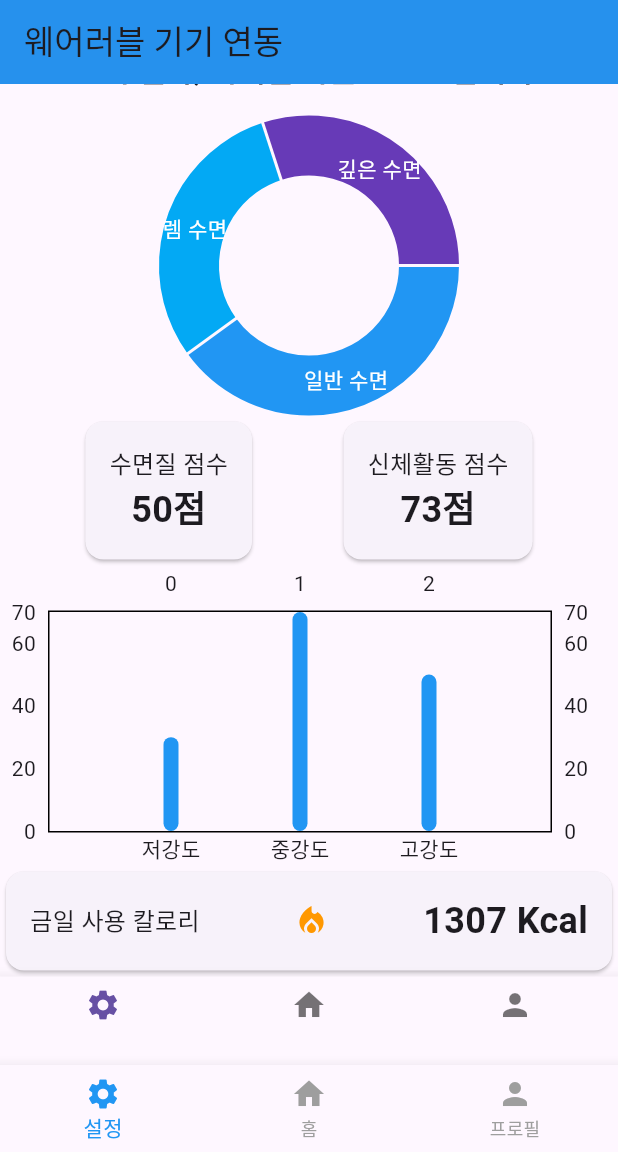
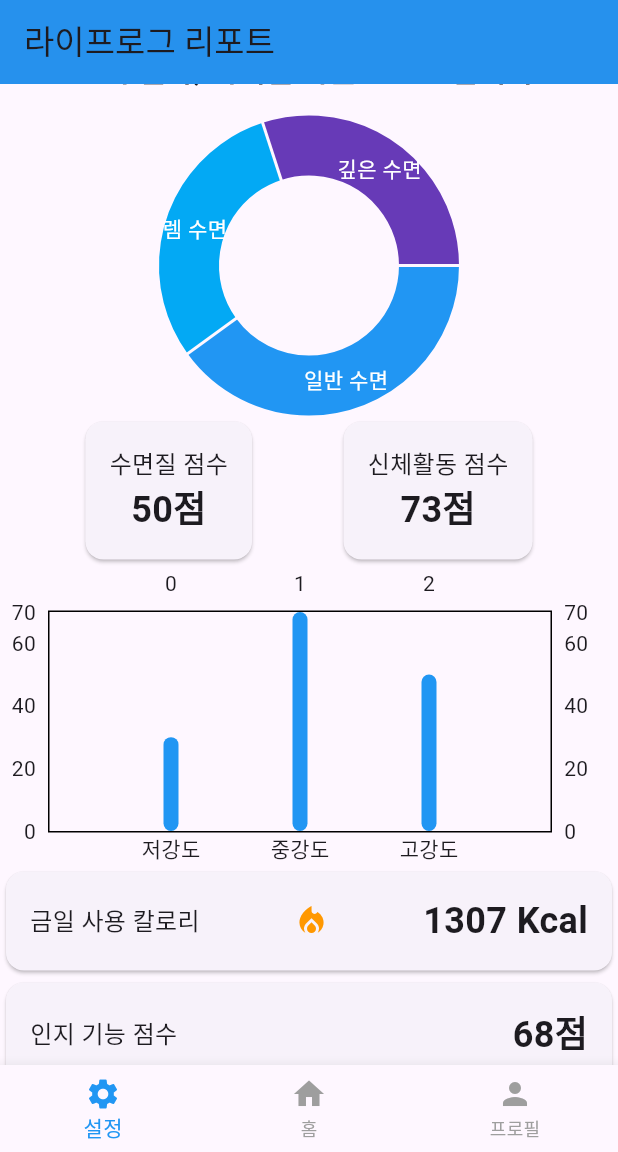
Before and after one commit to HongCI1234/Front-end, a Flutter app: the screen it shows after launch, scrolled down 71 dp, on a phone screen of 412 x 824 dp, the part 84-1236 px from its top. Run offline on Flutter 3.47's test engine with Material 3 defaults, Android fonts, the phone set to English and light mode, and no system bars; drawn by our look-alikes of fl_chart; our stand-ins replace google_fonts; missing offline and left inert: dart_openai.

Commit message:
Update report.dart

```diff
--- a/lib/report.dart
+++ b/lib/report.dart
@@ -23,7 +23,7 @@ class ReportScreen extends StatelessWidget {
   Widget build(BuildContext context) {
     return Scaffold(
       appBar: AppBar(
-        title: const Text('웨어러블 기기 연동'),
+        title: const Text('라이프로그 리포트'),
         backgroundColor: Colors.blue,
       ),
       body: SingleChildScrollView(
@@ -41,16 +41,17 @@ class ReportScreen extends StatelessWidget {
             const ScoreCards(),
             const MovementBarChart(),
             const CalorieCard(),
+            const Inji(),
           ],
         ),
       ),
-      bottomNavigationBar: BottomNavigationBar(
-        items: [
-          BottomNavigationBarItem(icon: Icon(Icons.settings), label: ''),
-          BottomNavigationBarItem(icon: Icon(Icons.home), label: ''),
-          BottomNavigationBarItem(icon: Icon(Icons.person), label: ''),
-        ],
-      ),
+      // bottomNavigationBar: BottomNavigationBar(
+      //   items: [
+      //     BottomNavigationBarItem(icon: Icon(Icons.settings), label: ''),
+      //     BottomNavigationBarItem(icon: Icon(Icons.home), label: ''),
+      //     BottomNavigationBarItem(icon: Icon(Icons.person), label: ''),
+      //   ],
+      // ),
     );
   }
 }
@@ -106,7 +107,7 @@ class ScoreCards extends StatelessWidget {
                 Text('수면질 점수', style: TextStyle(fontSize: 16)),
                 Text('50점',
                     style:
-                    TextStyle(fontSize: 24, fontWeight: FontWeight.bold)),
+                        TextStyle(fontSize: 24, fontWeight: FontWeight.bold)),
               ],
             ),
           ),
@@ -119,7 +120,7 @@ class ScoreCards extends StatelessWidget {
                 Text('신체활동 점수', style: TextStyle(fontSize: 16)),
                 Text('73점',
                     style:
-                    TextStyle(fontSize: 24, fontWeight: FontWeight.bold)),
+                        TextStyle(fontSize: 24, fontWeight: FontWeight.bold)),
               ],
             ),
           ),
@@ -213,3 +214,24 @@ class CalorieCard extends StatelessWidget {
     );
   }
 }
+
+class Inji extends StatelessWidget {
+  const Inji({super.key});
+
+  @override
+  Widget build(BuildContext context) {
+    return const Card(
+      child: Padding(
+        padding: EdgeInsets.all(16.0),
+        child: Row(
+          mainAxisAlignment: MainAxisAlignment.spaceBetween,
+          children: [
+            Text('인지 기능 점수', style: TextStyle(fontSize: 16)),
+            Text('68점',
+                style: TextStyle(fontSize: 24, fontWeight: FontWeight.bold)),
+          ],
+        ),
+      ),
+    );
+  }
+}
```
